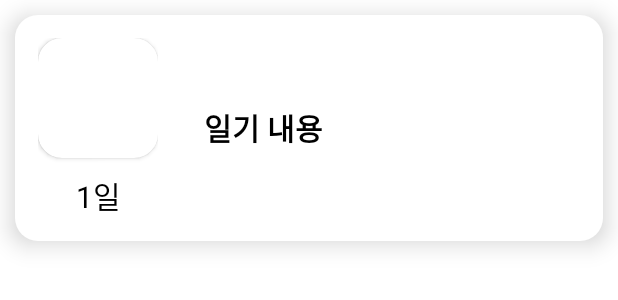
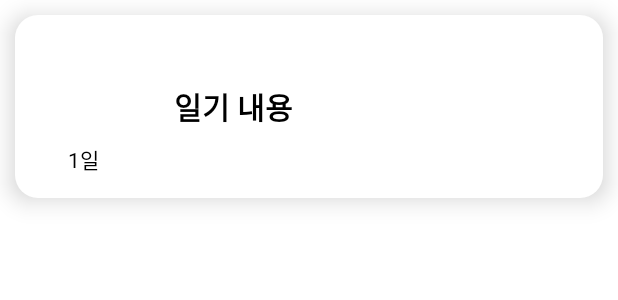
Before and after one commit to hyehh/DailyOne-Android, an Android app: the layout inner_list.xml on its own in the app's theme, with its tools: preview values and no code run, on a phone screen of 412 x 824 dp. Shown: the top 300 px of the screen. Run offline under Robolectric (Android 15) with nearby library versions, the phone set to English and light mode, and no system bars.

Commit message:
date query문장 수정

```diff
--- a/app/src/main/java/com/aosproject/dailyone/adapter/ListAdapter.java
+++ b/app/src/main/java/com/aosproject/dailyone/adapter/ListAdapter.java
@@ -69,7 +69,7 @@ public class ListAdapter extends BaseAdapter {
                 imageView.setImageResource(R.drawable.emoji_soso);
                 break;
         }
-        tv_date.setText(diaries.get(position).getDate());
+        tv_date.setText(diaries.get(position).getDate() + "일");
         tv_content.setText(diaries.get(position).getContent());
 
         return convertView;
--- a/app/src/main/java/com/aosproject/dailyone/fragment/ListFragment.java
+++ b/app/src/main/java/com/aosproject/dailyone/fragment/ListFragment.java
@@ -151,7 +151,7 @@ public class ListFragment extends Fragment {
 
         try {
             DB = helper.getReadableDatabase();
-            String query = "SELECT * FROM diarydata WHERE date like '" + year + "-" + month + "%';";
+            String query = "SELECT id, content, emoji, SUBSTRING(deal,9) FROM diarydata WHERE date like '" + year + "-" + month + "%';";
             Cursor cursor = DB.rawQuery(query, null);
 
             while (cursor.moveToNext()) {
--- a/app/src/main/res/layout/inner_list.xml
+++ b/app/src/main/res/layout/inner_list.xml
@@ -24,19 +24,12 @@
             android:layout_margin="15dp"
             >
 
-            <androidx.cardview.widget.CardView
-                android:layout_width="80dp"
-                android:layout_height="80dp"
-                app:cardCornerRadius="16dp"
-                >
-
-                <ImageView
-                    android:id="@+id/listVIew_iv_emoji"
-                    android:layout_width="match_parent"
-                    android:layout_height="match_parent"
-                    android:layout_gravity="center"
-                    />
-            </androidx.cardview.widget.CardView>
+            <ImageView
+                android:id="@+id/listVIew_iv_emoji"
+                android:layout_width="60dp"
+                android:layout_height="60dp"
+                android:layout_gravity="center"
+                />
 
             <TextView
                 android:id="@+id/listView_tv_date"
@@ -45,7 +38,6 @@
                 android:text="1일"
                 android:gravity="center"
                 android:paddingTop="10dp"
-                android:textSize="20dp"
                 android:textColor="@color/black"
                 />
 
```
Also changed, not shown: app/src/main/res/layout/fragment_list.xml (+0 -22 lines).
